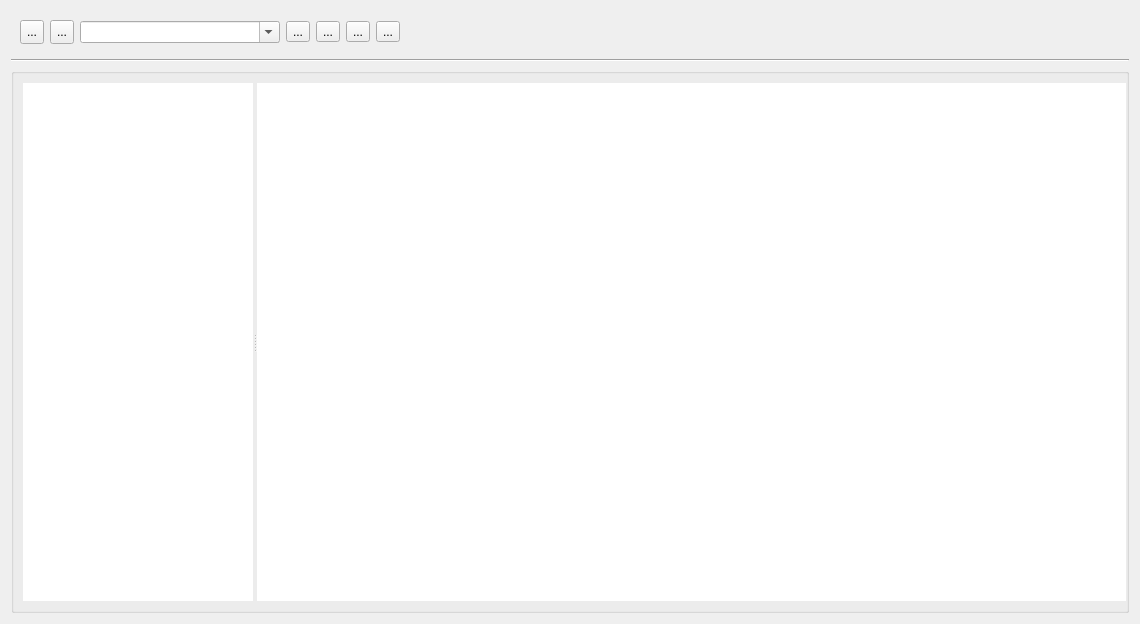
The window that dialogs/nodetreedialog.ui (L-Net-1992/ADAS_AD_Developer) describes before a commit, drawn with Qt 5.
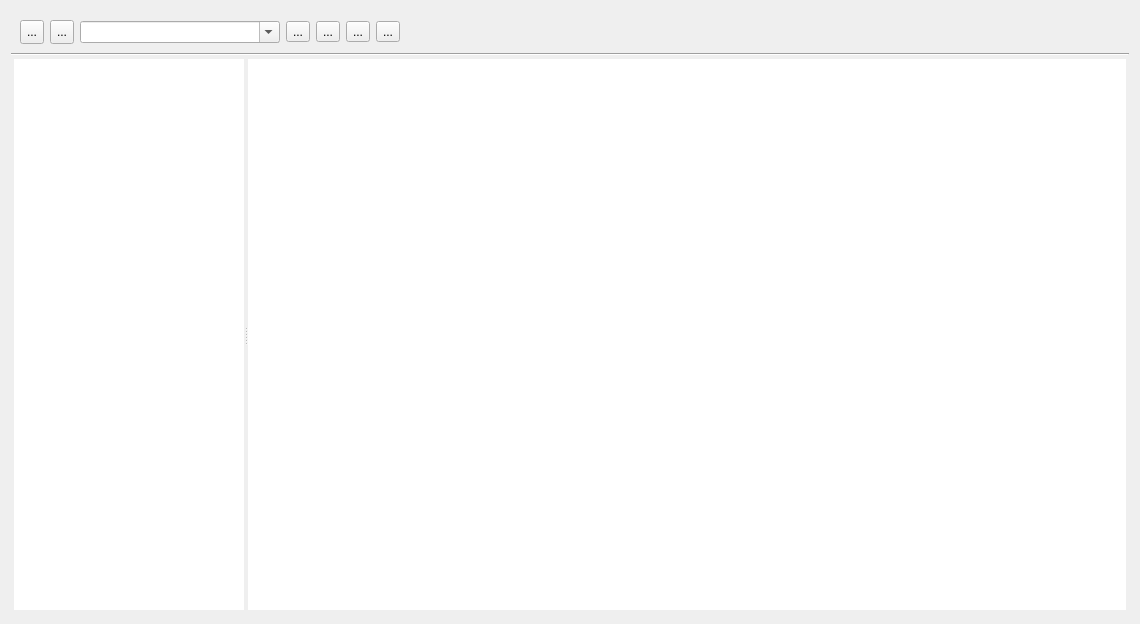
The same window after the commit. Icons and pictures are not drawn. Custom widgets are drawn as their Qt base class.

Commit message: 去掉模块浏览器上方的tab条

```diff
--- a/dialogs/nodetreedialog.ui
+++ b/dialogs/nodetreedialog.ui
@@ -31,6 +31,9 @@
   <layout class="QVBoxLayout" name="verticalLayout_2">
    <item>
     <layout class="QVBoxLayout" name="verticalLayout">
+     <property name="spacing">
+      <number>0</number>
+     </property>
      <item>
       <widget class="QWidget" name="widget" native="true">
        <property name="sizePolicy">
@@ -214,25 +217,28 @@
       </widget>
      </item>
      <item>
-      <widget class="QGroupBox" name="groupBox">
+      <widget class="QWidget" name="widget" native="true">
        <property name="minimumSize">
         <size>
          <width>200</width>
          <height>0</height>
         </size>
        </property>
-       <property name="title">
-        <string/>
-       </property>
        <layout class="QHBoxLayout" name="horizontalLayout_2">
         <property name="spacing">
          <number>0</number>
         </property>
         <property name="leftMargin">
-         <number>9</number>
+         <number>3</number>
+        </property>
+        <property name="topMargin">
+         <number>3</number>
         </property>
         <property name="rightMargin">
-         <number>0</number>
+         <number>3</number>
+        </property>
+        <property name="bottomMargin">
+         <number>3</number>
         </property>
         <item>
          <widget class="QSplitter" name="splitter_node_tree">
```
